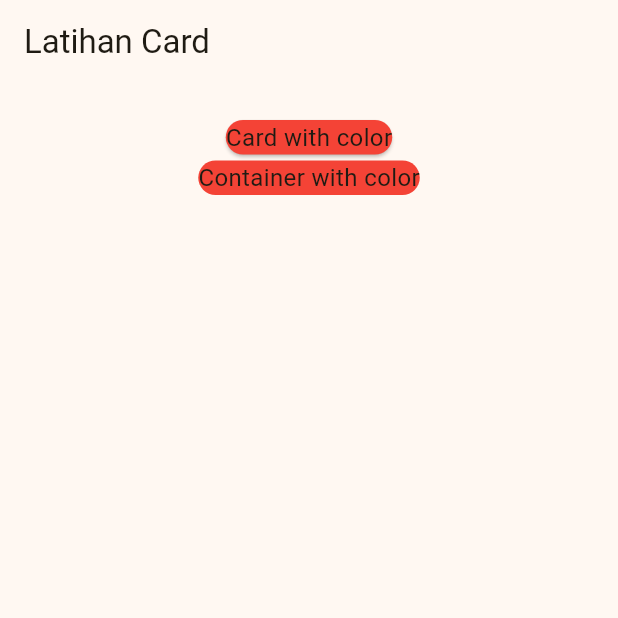
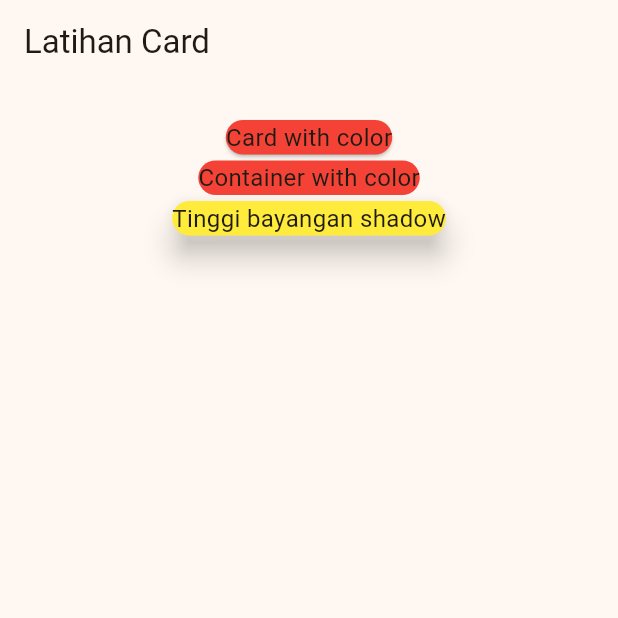
Before and after one commit to annddvaa/Tugas_week_8_1123150164, a Flutter app: the screen it shows after launch, on a phone screen of 412 x 824 dp, the top half of it. Run offline on Flutter 3.47's test engine with Material 3 defaults, Android fonts, the phone set to English and light mode, and no system bars.

Commit message:
membuat card dengan incresing elevation

```diff
--- a/lib/pages/latihancard.dart
+++ b/lib/pages/latihancard.dart
@@ -30,6 +30,14 @@ class Latihancard extends StatelessWidget {
                     style: TextStyle(fontSize: 16.0),
                   ),
                 ),
+                Card(
+                  elevation: 8,
+                  color: Colors.yellow,
+                  child: Text(
+                    "Tinggi bayangan shadow",
+                    style: TextStyle(fontSize: 16.0),
+                  ),
+                ),
               ],
             ),
           ),
```
